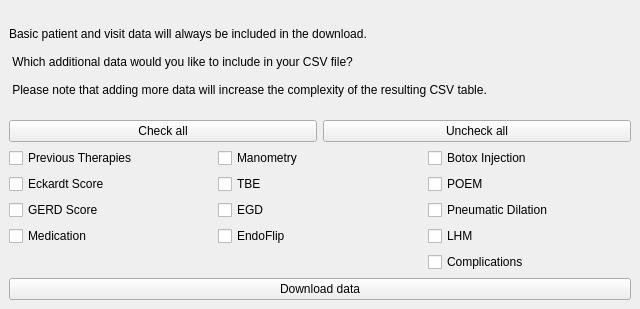
Above: 3drekonstruktionspeiseroehre/ui-files/download_data_menu_design.ui from ds-lab/EsophagusVisualization before the change. Below: the same form after it.
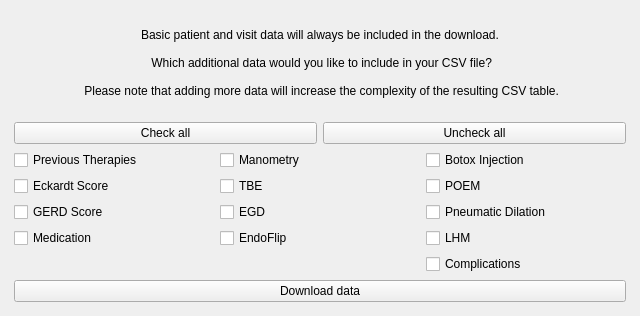
That is the form after the change.

Commit message: Data Download Window verbessert

Patch:
```diff
--- a/3drekonstruktionspeiseroehre/ui-files/download_data_menu_design.ui
+++ b/3drekonstruktionspeiseroehre/ui-files/download_data_menu_design.ui
@@ -7,7 +7,7 @@
     <x>0</x>
     <y>0</y>
     <width>640</width>
-    <height>309</height>
+    <height>316</height>
    </rect>
   </property>
   <property name="windowTitle">
@@ -17,6 +17,11 @@
    <layout class="QGridLayout" name="gridLayout_2" rowstretch="1,0,0,0">
     <item row="0" column="0">
      <widget class="QLabel" name="label">
+      <property name="font">
+       <font>
+        <pointsize>9</pointsize>
+       </font>
+      </property>
       <property name="text">
        <string>Basic patient and visit data will always be included in the download. 
  
@@ -30,13 +35,46 @@
       <property name="scaledContents">
        <bool>false</bool>
       </property>
+      <property name="alignment">
+       <set>Qt::AlignCenter</set>
+      </property>
       <property name="wordWrap">
        <bool>true</bool>
       </property>
      </widget>
     </item>
+    <item row="1" column="0">
+     <layout class="QGridLayout" name="gridLayout">
+      <property name="leftMargin">
+       <number>5</number>
+      </property>
+      <property name="rightMargin">
+       <number>5</number>
+      </property>
+      <item row="0" column="0">
+       <widget class="QPushButton" name="check_all_button">
+        <property name="text">
+         <string>Check all</string>
+        </property>
+       </widget>
+      </item>
+      <item row="0" column="1">
+       <widget class="QPushButton" name="uncheck_all_button">
+        <property name="text">
+         <string>Uncheck all</string>
+        </property>
+       </widget>
+      </item>
+     </layout>
+    </item>
     <item row="2" column="0">
      <layout class="QGridLayout" name="gridLayout_3">
+      <property name="leftMargin">
+       <number>5</number>
+      </property>
+      <property name="rightMargin">
+       <number>5</number>
+      </property>
       <item row="1" column="0">
        <widget class="QCheckBox" name="eckardt_score">
         <property name="text">
@@ -131,25 +169,20 @@
      </layout>
     </item>
     <item row="3" column="0">
-     <widget class="QPushButton" name="download_data_button">
-      <property name="text">
-       <string>Download data</string>
+     <layout class="QGridLayout" name="gridLayout_4">
+      <property name="leftMargin">
+       <number>5</number>
       </property>
-     </widget>
-    </item>
-    <item row="1" column="0">
-     <layout class="QGridLayout" name="gridLayout">
+      <property name="rightMargin">
+       <number>5</number>
+      </property>
+      <property name="bottomMargin">
+       <number>5</number>
+      </property>
       <item row="0" column="0">
-       <widget class="QPushButton" name="check_all_button">
+       <widget class="QPushButton" name="download_data_button">
         <property name="text">
-         <string>Check all</string>
-        </property>
-       </widget>
-      </item>
-      <item row="0" column="1">
-       <widget class="QPushButton" name="uncheck_all_button">
-        <property name="text">
-         <string>Uncheck all</string>
+         <string>Download data</string>
         </property>
        </widget>
       </item>
```
Left out of the diff: 1 changed line with no effect on the pictures.
